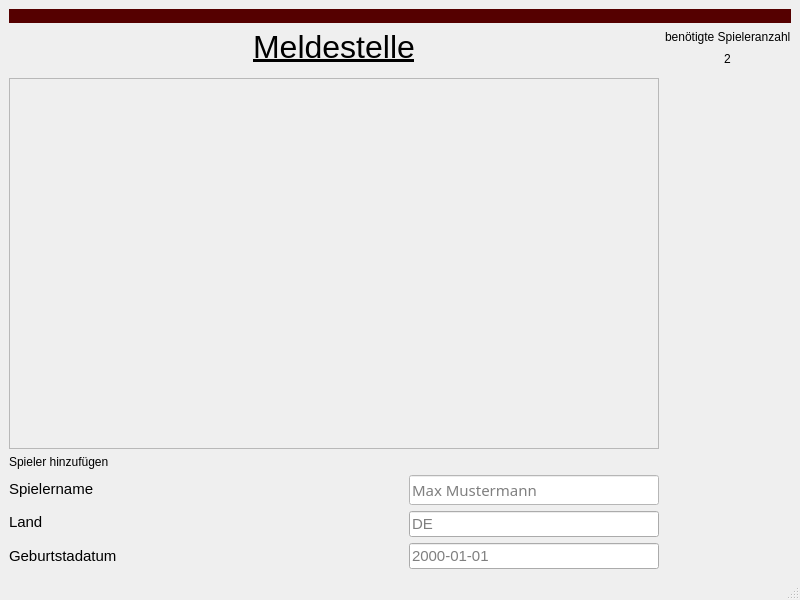
Before: the Qt Designer form src/View/playermanagementWindow.ui in s1m0n1996/VolleyballSingleTurnier, drawn with Qt 5.
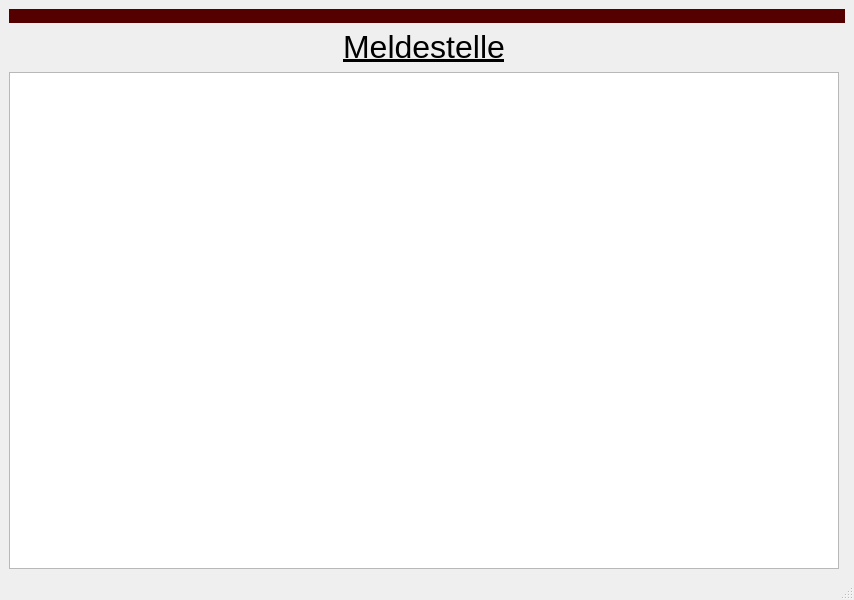
After: the same form once the commit is applied.

Commit message: Label und Edit in der Meldestelle per Hand eingefügt

The edit to the form file:
```diff
--- a/src/View/playermanagementWindow.ui
+++ b/src/View/playermanagementWindow.ui
@@ -6,7 +6,7 @@
    <rect>
     <x>0</x>
     <y>0</y>
-    <width>800</width>
+    <width>854</width>
     <height>600</height>
    </rect>
   </property>
@@ -15,594 +15,6 @@
   </property>
   <widget class="QWidget" name="centralwidget">
    <layout class="QGridLayout" name="gridLayout">
-    <item row="5" column="0">
-     <layout class="QHBoxLayout" name="horizontalLayout">
-      <item>
-       <layout class="QVBoxLayout" name="verticalLayout">
-        <item>
-         <widget class="QLabel" name="playernameLabel">
-          <property name="font">
-           <font>
-            <pointsize>11</pointsize>
-           </font>
-          </property>
-          <property name="text">
-           <string>Spielername</string>
-          </property>
-         </widget>
-        </item>
-        <item>
-         <widget class="QLabel" name="countryLabel">
-          <property name="font">
-           <font>
-            <pointsize>11</pointsize>
-           </font>
-          </property>
-          <property name="text">
-           <string>Land</string>
-          </property>
-         </widget>
-        </item>
-        <item>
-         <widget class="QLabel" name="bithdayLabel">
-          <property name="font">
-           <font>
-            <pointsize>11</pointsize>
-           </font>
-          </property>
-          <property name="text">
-           <string>Geburtstadatum</string>
-          </property>
-         </widget>
-        </item>
-       </layout>
-      </item>
-      <item>
-       <layout class="QVBoxLayout" name="verticalLayout_2">
-        <item>
-         <widget class="QLineEdit" name="playernameLineEdit">
-          <property name="maximumSize">
-           <size>
-            <width>250</width>
-            <height>40</height>
-           </size>
-          </property>
-          <property name="palette">
-           <palette>
-            <active>
-             <colorrole role="WindowText">
-              <brush brushstyle="SolidPattern">
-               <color alpha="255">
-                <red>0</red>
-                <green>0</green>
-                <blue>0</blue>
-               </color>
-              </brush>
-             </colorrole>
-             <colorrole role="Button">
-              <brush brushstyle="SolidPattern">
-               <color alpha="255">
-                <red>255</red>
-                <green>255</green>
-                <blue>255</blue>
-               </color>
-              </brush>
-             </colorrole>
-             <colorrole role="Light">
-              <brush brushstyle="SolidPattern">
-               <color alpha="255">
-                <red>255</red>
-                <green>255</green>
-                <blue>255</blue>
-               </color>
-              </brush>
-             </colorrole>
-             <colorrole role="Midlight">
-              <brush brushstyle="SolidPattern">
-               <color alpha="255">
-                <red>255</red>
-                <green>255</green>
-                <blue>255</blue>
-               </color>
-              </brush>
-             </colorrole>
-             <colorrole role="Dark">
-              <brush brushstyle="SolidPattern">
-               <color alpha="255">
-                <red>127</red>
-                <green>127</green>
-                <blue>127</blue>
-               </color>
-              </brush>
-             </colorrole>
-             <colorrole role="Mid">
-              <brush brushstyle="SolidPattern">
-               <color alpha="255">
-                <red>170</red>
-                <green>170</green>
-                <blue>170</blue>
-               </color>
-              </brush>
-             </colorrole>
-             <colorrole role="Text">
-              <brush brushstyle="SolidPattern">
-               <color alpha="255">
-                <red>0</red>
-                <green>0</green>
-                <blue>0</blue>
-               </color>
-              </brush>
-             </colorrole>
-             <colorrole role="BrightText">
-              <brush brushstyle="SolidPattern">
-               <color alpha="255">
-                <red>255</red>
-                <green>255</green>
-                <blue>255</blue>
-               </color>
-              </brush>
-             </colorrole>
-             <colorrole role="ButtonText">
-              <brush brushstyle="SolidPattern">
-               <color alpha="255">
-                <red>0</red>
-                <green>0</green>
-                <blue>0</blue>
-               </color>
-              </brush>
-             </colorrole>
-             <colorrole role="Base">
-              <brush brushstyle="SolidPattern">
-               <color alpha="255">
-                <red>255</red>
-                <green>255</green>
-                <blue>255</blue>
-               </color>
-              </brush>
-             </colorrole>
-             <colorrole role="Window">
-              <brush brushstyle="SolidPattern">
-               <color alpha="255">
-                <red>255</red>
-                <green>255</green>
-                <blue>255</blue>
-               </color>
-              </brush>
-             </colorrole>
-             <colorrole role="Shadow">
-              <brush brushstyle="SolidPattern">
-               <color alpha="255">
-                <red>0</red>
-                <green>0</green>
-                <blue>0</blue>
-               </color>
-              </brush>
-             </colorrole>
-             <colorrole role="AlternateBase">
-              <brush brushstyle="SolidPattern">
-               <color alpha="255">
-                <red>255</red>
-                <green>255</green>
-                <blue>255</blue>
-               </color>
-              </brush>
-             </colorrole>
-             <colorrole role="ToolTipBase">
-              <brush brushstyle="SolidPattern">
-               <color alpha="255">
-                <red>255</red>
-                <green>255</green>
-                <blue>220</blue>
-               </color>
-              </brush>
-             </colorrole>
-             <colorrole role="ToolTipText">
-              <brush brushstyle="SolidPattern">
-               <color alpha="255">
-                <red>0</red>
-                <green>0</green>
-                <blue>0</blue>
-               </color>
-              </brush>
-             </colorrole>
-             <colorrole role="PlaceholderText">
-              <brush brushstyle="SolidPattern">
-               <color alpha="128">
-                <red>0</red>
-                <green>0</green>
-                <blue>0</blue>
-               </color>
-              </brush>
-             </colorrole>
-            </active>
-            <inactive>
-             <colorrole role="WindowText">
-              <brush brushstyle="SolidPattern">
-               <color alpha="255">
-                <red>0</red>
-                <green>0</green>
-                <blue>0</blue>
-               </color>
-              </brush>
-             </colorrole>
-             <colorrole role="Button">
-              <brush brushstyle="SolidPattern">
-               <color alpha="255">
-                <red>255</red>
-                <green>255</green>
-                <blue>255</blue>
-               </color>
-              </brush>
-             </colorrole>
-             <colorrole role="Light">
-              <brush brushstyle="SolidPattern">
-               <color alpha="255">
-                <red>255</red>
-                <green>255</green>
-                <blue>255</blue>
-               </color>
-              </brush>
-             </colorrole>
-             <colorrole role="Midlight">
-              <brush brushstyle="SolidPattern">
-               <color alpha="255">
-                <red>255</red>
-                <green>255</green>
-                <blue>255</blue>
-               </color>
-              </brush>
-             </colorrole>
-             <colorrole role="Dark">
-              <brush brushstyle="SolidPattern">
-               <color alpha="255">
-                <red>127</red>
-                <green>127</green>
-                <blue>127</blue>
-               </color>
-              </brush>
-             </colorrole>
-             <colorrole role="Mid">
-              <brush brushstyle="SolidPattern">
-               <color alpha="255">
-                <red>170</red>
-                <green>170</green>
-                <blue>170</blue>
-               </color>
-              </brush>
-             </colorrole>
-             <colorrole role="Text">
-              <brush brushstyle="SolidPattern">
-               <color alpha="255">
-                <red>0</red>
-                <green>0</green>
-                <blue>0</blue>
-               </color>
-              </brush>
-             </colorrole>
-             <colorrole role="BrightText">
-              <brush brushstyle="SolidPattern">
-               <color alpha="255">
-                <red>255</red>
-                <green>255</green>
-                <blue>255</blue>
-               </color>
-              </brush>
-             </colorrole>
-             <colorrole role="ButtonText">
-              <brush brushstyle="SolidPattern">
-               <color alpha="255">
-                <red>0</red>
-                <green>0</green>
-                <blue>0</blue>
-               </color>
-              </brush>
-             </colorrole>
-             <colorrole role="Base">
-              <brush brushstyle="SolidPattern">
-               <color alpha="255">
-                <red>255</red>
-                <green>255</green>
-                <blue>255</blue>
-               </color>
-              </brush>
-             </colorrole>
-             <colorrole role="Window">
-              <brush brushstyle="SolidPattern">
-               <color alpha="255">
-                <red>255</red>
-                <green>255</green>
-                <blue>255</blue>
-               </color>
-              </brush>
-             </colorrole>
-             <colorrole role="Shadow">
-              <brush brushstyle="SolidPattern">
-               <color alpha="255">
-                <red>0</red>
-                <green>0</green>
-                <blue>0</blue>
-               </color>
-              </brush>
-             </colorrole>
-             <colorrole role="AlternateBase">
-              <brush brushstyle="SolidPattern">
-               <color alpha="255">
-                <red>255</red>
-                <green>255</green>
-                <blue>255</blue>
-               </color>
-              </brush>
-             </colorrole>
-             <colorrole role="ToolTipBase">
-              <brush brushstyle="SolidPattern">
-               <color alpha="255">
-                <red>255</red>
-                <green>255</green>
-                <blue>220</blue>
-               </color>
-              </brush>
-             </colorrole>
-             <colorrole role="ToolTipText">
-              <brush brushstyle="SolidPattern">
-               <color alpha="255">
-                <red>0</red>
-                <green>0</green>
-                <blue>0</blue>
-               </color>
-              </brush>
-             </colorrole>
-             <colorrole role="PlaceholderText">
-              <brush brushstyle="SolidPattern">
-               <color alpha="128">
-                <red>0</red>
-                <green>0</green>
-                <blue>0</blue>
-               </color>
-              </brush>
-             </colorrole>
-            </inactive>
-            <disabled>
-             <colorrole role="WindowText">
-              <brush brushstyle="SolidPattern">
-               <color alpha="255">
-                <red>127</red>
-                <green>127</green>
-                <blue>127</blue>
-               </color>
-              </brush>
-             </colorrole>
-             <colorrole role="Button">
-              <brush brushstyle="SolidPattern">
-               <color alpha="255">
-                <red>255</red>
-                <green>255</green>
-                <blue>255</blue>
-               </color>
-              </brush>
-             </colorrole>
-             <colorrole role="Light">
-              <brush brushstyle="SolidPattern">
-               <color alpha="255">
-                <red>255</red>
-                <green>255</green>
-                <blue>255</blue>
-               </color>
-              </brush>
-             </colorrole>
-             <colorrole role="Midlight">
-              <brush brushstyle="SolidPattern">
-               <color alpha="255">
-                <red>255</red>
-                <green>255</green>
-                <blue>255</blue>
-               </color>
-              </brush>
-             </colorrole>
-             <colorrole role="Dark">
-              <brush brushstyle="SolidPattern">
-               <color alpha="255">
-                <red>127</red>
-                <green>127</green>
-                <blue>127</blue>
-               </color>
-              </brush>
-             </colorrole>
-             <colorrole role="Mid">
-              <brush brushstyle="SolidPattern">
-               <color alpha="255">
-                <red>170</red>
-                <green>170</green>
-                <blue>170</blue>
-               </color>
-              </brush>
-             </colorrole>
-             <colorrole role="Text">
-              <brush brushstyle="SolidPattern">
-               <color alpha="255">
-                <red>127</red>
-                <green>127</green>
-                <blue>127</blue>
-               </color>
-              </brush>
-             </colorrole>
-             <colorrole role="BrightText">
-              <brush brushstyle="SolidPattern">
-               <color alpha="255">
-                <red>255</red>
-                <green>255</green>
-                <blue>255</blue>
-               </color>
-              </brush>
-             </colorrole>
-             <colorrole role="ButtonText">
-              <brush brushstyle="SolidPattern">
-               <color alpha="255">
-                <red>127</red>
-                <green>127</green>
-                <blue>127</blue>
-               </color>
-              </brush>
-             </colorrole>
-             <colorrole role="Base">
-              <brush brushstyle="SolidPattern">
-               <color alpha="255">
-                <red>255</red>
-                <green>255</green>
-                <blue>255</blue>
-               </color>
-              </brush>
-             </colorrole>
-             <colorrole role="Window">
-              <brush brushstyle="SolidPattern">
-               <color alpha="255">
-                <red>255</red>
-                <green>255</green>
-                <blue>255</blue>
-               </color>
-              </brush>
-             </colorrole>
-             <colorrole role="Shadow">
-              <brush brushstyle="SolidPattern">
-               <color alpha="255">
-                <red>0</red>
-                <green>0</green>
-                <blue>0</blue>
-               </color>
-              </brush>
-             </colorrole>
-             <colorrole role="AlternateBase">
-              <brush brushstyle="SolidPattern">
-               <color alpha="255">
-                <red>255</red>
-                <green>255</green>
-                <blue>255</blue>
-               </color>
-              </brush>
-             </colorrole>
-             <colorrole role="ToolTipBase">
-              <brush brushstyle="SolidPattern">
-               <color alpha="255">
-                <red>255</red>
-                <green>255</green>
-                <blue>220</blue>
-               </color>
-              </brush>
-             </colorrole>
-             <colorrole role="ToolTipText">
-              <brush brushstyle="SolidPattern">
-               <color alpha="255">
-                <red>0</red>
-                <green>0</green>
-                <blue>0</blue>
-               </color>
-              </brush>
-             </colorrole>
-             <colorrole role="PlaceholderText">
-              <brush brushstyle="SolidPattern">
-               <color alpha="128">
-                <red>0</red>
-                <green>0</green>
-                <blue>0</blue>
-               </color>
-              </brush>
-             </colorrole>
-            </disabled>
-           </palette>
-          </property>
-          <property name="font">
-           <font>
-            <family>Candara</family>
-            <pointsize>11</pointsize>
-           </font>
-          </property>
-          <property name="placeholderText">
-           <string>Max Mustermann</string>
-          </property>
-         </widget>
-        </item>
-        <item>
-         <widget class="QLineEdit" name="countryLineEdit">
-          <property name="maximumSize">
-           <size>
-            <width>250</width>
-            <height>40</height>
-           </size>
-          </property>
-          <property name="font">
-           <font>
-            <pointsize>11</pointsize>
-           </font>
-          </property>
-          <property name="placeholderText">
-           <string>DE</string>
-          </property>
-         </widget>
-        </item>
-        <item>
-         <widget class="QLineEdit" name="bithdayLineEdit">
-          <property name="maximumSize">
-           <size>
-            <width>250</width>
-            <height>40</height>
-           </size>
-          </property>
-          <property name="font">
-           <font>
-            <pointsize>11</pointsize>
-           </font>
-          </property>
-          <property name="text">
-           <string/>
-          </property>
-          <property name="placeholderText">
-           <string>2000-01-01</string>
-          </property>
-         </widget>
-        </item>
-       </layout>
-      </item>
-     </layout>
-    </item>
-    <item row="1" column="1">
-     <layout class="QVBoxLayout" name="verticalLayout_3">
-      <item>
-       <widget class="QLabel" name="nameMaxPlayerLabel">
-        <property name="text">
-         <string>benötigte Spieleranzahl</string>
-        </property>
-       </widget>
-      </item>
-      <item alignment="Qt::AlignHCenter">
-       <widget class="QLabel" name="maxPlayerLabel">
-        <property name="text">
-         <string>2</string>
-        </property>
-       </widget>
-      </item>
-     </layout>
-    </item>
-    <item row="3" column="0">
-     <widget class="QScrollArea" name="Spielerlisten">
-      <property name="widgetResizable">
-       <bool>true</bool>
-      </property>
-      <widget class="QWidget" name="scrollAreaWidgetContents">
-       <property name="geometry">
-        <rect>
-         <x>0</x>
-         <y>0</y>
-         <width>638</width>
-         <height>313</height>
-        </rect>
-       </property>
-       <layout class="QHBoxLayout" name="horizontalLayout_2">
-        <item>
-         <layout class="QVBoxLayout" name="verticalLayout_8"/>
-        </item>
-       </layout>
-      </widget>
-     </widget>
-    </item>
     <item row="1" column="0">
      <widget class="QLabel" name="headlineLabel">
       <property name="font">
@@ -616,6 +28,15 @@
       </property>
      </widget>
     </item>
+    <item row="2" column="1" rowspan="2">
+     <layout class="QVBoxLayout" name="startTournementLayout"/>
+    </item>
+    <item row="3" column="0">
+     <layout class="QGridLayout" name="addPlayerLayout"/>
+    </item>
+    <item row="2" column="0">
+     <widget class="QTableView" name="tableView"/>
+    </item>
     <item row="0" column="0" colspan="2">
      <widget class="QLabel" name="colorLabel">
       <property name="palette">
@@ -1068,15 +489,8 @@
       </property>
      </widget>
     </item>
-    <item row="4" column="0">
-     <widget class="QLabel" name="label_11">
-      <property name="text">
-       <string>Spieler hinzufügen</string>
-      </property>
-     </widget>
-    </item>
-    <item row="2" column="1" rowspan="4">
-     <layout class="QVBoxLayout" name="startTournementLayout"/>
+    <item row="1" column="1">
+     <layout class="QVBoxLayout" name="maxPlayerLayout"/>
     </item>
    </layout>
   </widget>
```
Left out of the diff: 2 changed lines with no effect on the pictures. The commit also changes 9 other files.
